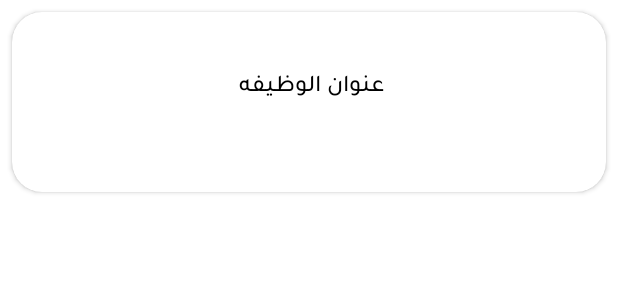
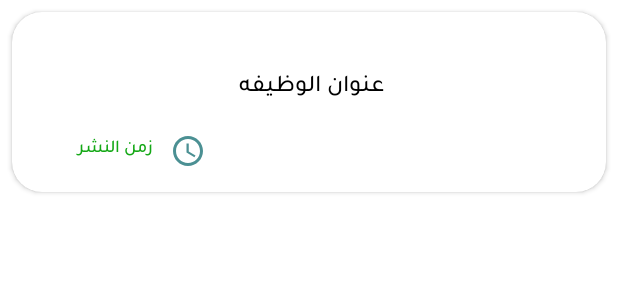
Before and after one commit to Jalalnx/HierMeMoblieClient, an Android app: the layout notifycard.xml on its own in the app's theme, with its tools: preview values and no code run, on a phone screen of 412 x 824 dp. Shown: the top 300 px of the screen. Run offline under Robolectric (Android 15) with nearby library versions, the phone set to English and light mode, and no system bars; network calls fail.

Commit message:
pre-finel commit

```diff
--- a/app/src/main/java/com/example/hairme/Fragments/NotificatinFragment.java
+++ b/app/src/main/java/com/example/hairme/Fragments/NotificatinFragment.java
@@ -141,8 +141,6 @@ public class NotificatinFragment extends Fragment {
                             notifyList.add(notify);
                         }
                         JobAdapter.notifyDataSetChanged();
-
-//                        notifyAdapter.setOnItemClickListener(HomeFragment.this::onItemClick);
                     }
 
                 } catch (JSONException e) {
--- a/app/src/main/java/com/example/hairme/Services/URLs.java
+++ b/app/src/main/java/com/example/hairme/Services/URLs.java
@@ -1,7 +1,7 @@
 package com.example.hairme.Services;
 
 public class URLs {
-    private static final String ROOT_URL = "http://192.168.8.101:8000/user/";
+    private static final String ROOT_URL = "http://192.168.8.100:8000/user/";
 //192.168.137.1
     public static final String URL_REGISTER = ROOT_URL + "register";
     public static final String URL_LOGIN= ROOT_URL + "login";
--- a/app/src/main/res/layout/activity_singup.xml
+++ b/app/src/main/res/layout/activity_singup.xml
@@ -200,7 +200,7 @@
 
                     android:layout_width="match_parent"
                     android:layout_height="wrap_content"
-                    android:inputType="textEmailAddress" />
+                    android:inputType="textWebPassword" />
             </com.google.android.material.textfield.TextInputLayout>
 
 
--- a/app/src/main/res/layout/fragment_notificatin.xml
+++ b/app/src/main/res/layout/fragment_notificatin.xml
@@ -8,7 +8,7 @@
     android:layout_width="match_parent"
     android:layout_height="wrap_content"
     android:orientation="vertical">
-<EditText
+<TextView
     android:layout_width="wrap_content"
     android:layout_height="wrap_content"
     android:text="الاشعارات"
@@ -24,6 +24,7 @@
         android:layout_width="match_parent"
         android:layout_height="662dp"
         android:layout_marginTop="50dp"
+        android:layout_marginBottom="50dp"
         android:layout_gravity="center"/>
 </LinearLayout>
 
--- a/app/src/main/res/layout/notifycard.xml
+++ b/app/src/main/res/layout/notifycard.xml
@@ -31,7 +31,24 @@
             app:layout_constraintTop_toTopOf="parent"
             app:layout_constraintVertical_bias="0.368" />
 
-
+        <TextView
+            android:id="@+id/notifydata"
+            android:layout_width="97dp"
+            android:layout_height="23dp"
+            android:layout_gravity="center"
+            android:layout_marginStart="32dp"
+            android:layout_marginTop="11dp"
+            android:layout_marginBottom="8dp"
+            android:drawableRight="@drawable/schedule_24"
+            android:fontFamily="@font/tajawal_medium"
+            android:text="زمن النشر"
+            android:textAlignment="center"
+            android:textColor="#14A816"
+            android:textSize="12sp"
+            app:layout_constraintBottom_toBottomOf="parent"
+            app:layout_constraintStart_toStartOf="parent"
+            app:layout_constraintTop_toTopOf="parent"
+            app:layout_constraintVertical_bias="0.897" />
     </androidx.constraintlayout.widget.ConstraintLayout>
 
 
```
Also changed, not shown: app/src/main/java/com/example/hairme/Adapters/notifyAdapter.java (+10 -6 lines).
